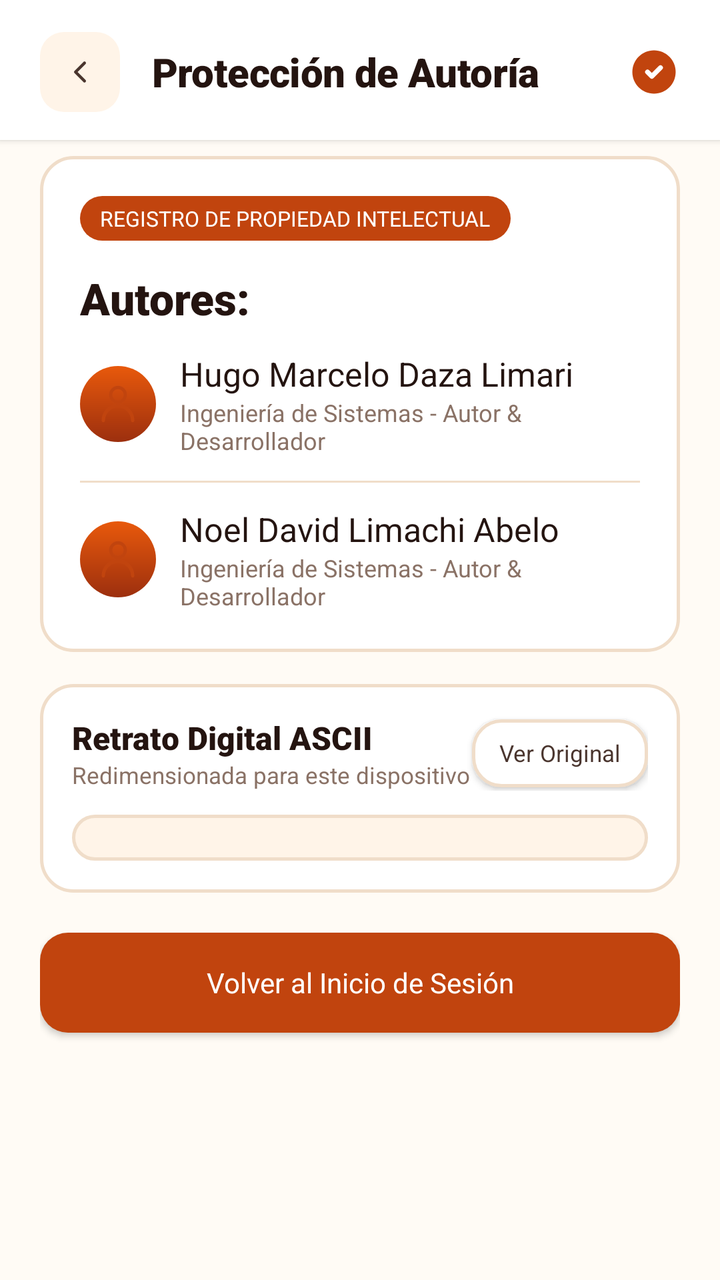
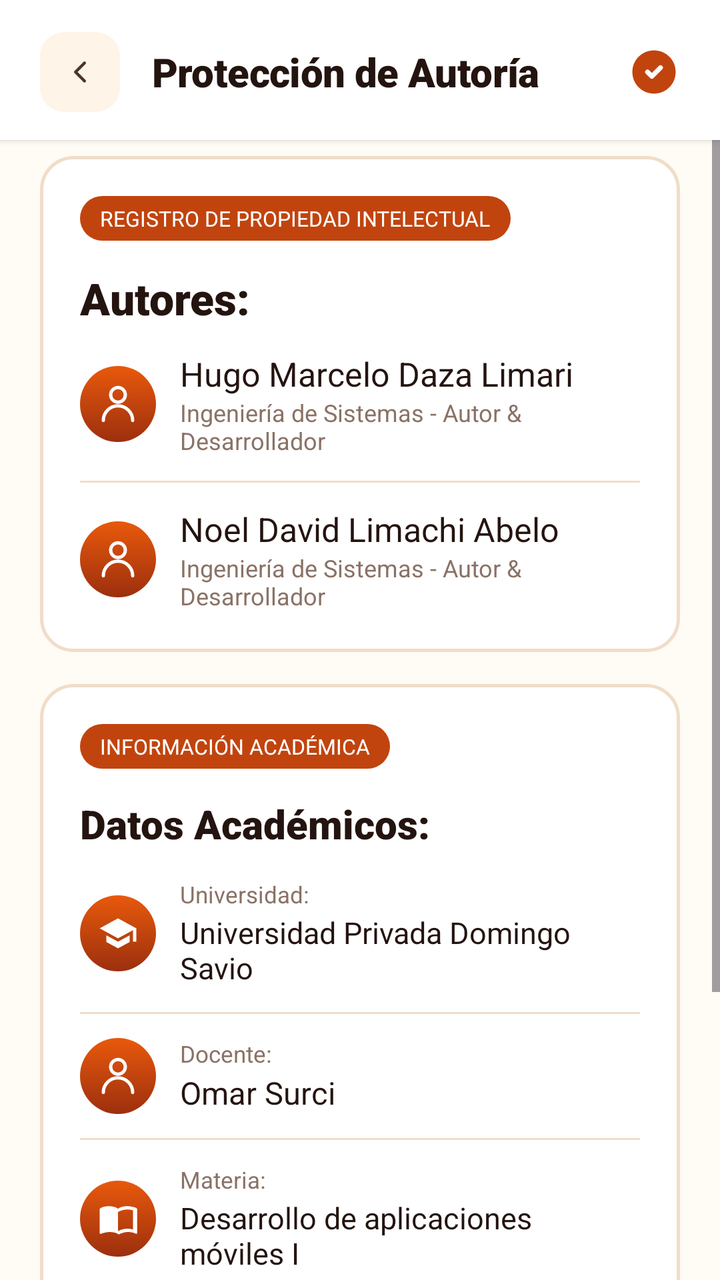

Before-and-after screenshots of an Android layout around one commit, followed by the original layout XML and the change that was made.
<!-- AndroidManifest.xml: application theme Theme.Pollogithub -->
<!-- res/layout/activity_autores.xml -->
<?xml version="1.0" encoding="utf-8"?>
<androidx.constraintlayout.widget.ConstraintLayout xmlns:android="http://schemas.android.com/apk/res/android"
    xmlns:app="http://schemas.android.com/apk/res-auto"
    xmlns:tools="http://schemas.android.com/tools"
    android:layout_width="match_parent"
    android:layout_height="match_parent"
    android:background="@color/paper_50"
    tools:context=".AutoresActivity">

    
    <LinearLayout
        android:id="@+id/layoutTopBar"
        style="@style/Widget.Pollo.Header.Horizontal"
        app:layout_constraintEnd_toEndOf="parent"
        app:layout_constraintStart_toStartOf="parent"
        app:layout_constraintTop_toTopOf="parent">

        <ImageButton
            android:id="@+id/btnBack"
            style="@style/Widget.Pollo.Button.Back.Large" />

        <TextView
            android:textAppearance="@style/TextAppearance.Pollo.Title.Large"
            android:layout_width="0dp"
            android:layout_height="wrap_content"
            android:layout_marginStart="@dimen/spacing_l"
            android:layout_weight="1"
            android:text="Protección de Autoría" />

        <ImageView
            android:layout_width="26dp"
            android:layout_height="26dp"
            android:contentDescription="Verificado"
            android:src="@drawable/ic_check_circle_ember" />
    </LinearLayout>

    <ScrollView
        android:id="@+id/scrollContainer"
        android:layout_width="0dp"
        android:layout_height="0dp"
        android:clipToPadding="false"
        android:fillViewport="true"
        android:paddingBottom="32dp"
        app:layout_constraintBottom_toBottomOf="parent"
        app:layout_constraintEnd_toEndOf="parent"
        app:layout_constraintStart_toStartOf="parent"
        app:layout_constraintTop_toBottomOf="@id/layoutTopBar">

        <LinearLayout
            android:layout_width="match_parent"
            android:layout_height="wrap_content"
            android:orientation="vertical"
            android:paddingHorizontal="20dp">

            
            <LinearLayout
                android:layout_width="match_parent"
                android:layout_height="wrap_content"
                android:layout_marginTop="8dp"
                android:background="@drawable/bg_order_card"
                android:orientation="vertical"
                android:padding="20dp">

                
                <TextView
                    android:layout_width="wrap_content"
                    android:layout_height="wrap_content"
                    android:background="@drawable/bg_chip_selected"
                    android:fontFamily="sans-serif-bold"
                    android:paddingHorizontal="10dp"
                    android:paddingVertical="4dp"
                    android:text="REGISTRO DE PROPIEDAD INTELECTUAL"
                    android:textAllCaps="true"
                    android:textColor="@color/white"
                    android:textSize="10.5sp" />

                
                <TextView
                    android:layout_width="wrap_content"
                    android:layout_height="wrap_content"
                    android:layout_marginTop="14dp"
                    android:fontFamily="sans-serif-black"
                    android:text="Autores:"
                    android:textColor="@color/char_900"
                    android:textSize="22sp" />

                
                <LinearLayout
                    android:layout_width="match_parent"
                    android:layout_height="wrap_content"
                    android:layout_marginTop="12dp"
                    android:gravity="center_vertical"
                    android:orientation="horizontal">

                    <ImageView
                        android:layout_width="38dp"
                        android:layout_height="38dp"
                        android:background="@drawable/bg_avatar_circle"
                        android:contentDescription="Autor"
                        android:padding="8dp"
                        android:src="@drawable/ic_person"
                        app:tint="@color/ember_600" />

                    <LinearLayout
                        android:layout_width="0dp"
                        android:layout_height="wrap_content"
                        android:layout_marginStart="12dp"
                        android:layout_weight="1"
                        android:orientation="vertical">

                        <TextView
                            android:layout_width="wrap_content"
                            android:layout_height="wrap_content"
                            android:fontFamily="sans-serif-bold"
                            android:text="Hugo Marcelo Daza Limari"
                            android:textColor="@color/char_900"
                            android:textSize="16.5sp" />

                        <TextView
                            android:layout_width="wrap_content"
                            android:layout_height="wrap_content"
                            android:fontFamily="sans-serif"
                            android:text="Ingeniería de Sistemas - Autor &amp; Desarrollador"
                            android:textColor="@color/char_400"
                            android:textSize="12sp" />
                    </LinearLayout>
                </LinearLayout>

                <View
                    android:layout_width="match_parent"
                    android:layout_height="1dp"
                    android:layout_marginVertical="12dp"
                    android:background="@color/line_color" />

                
                <LinearLayout
                    android:layout_width="match_parent"
                    android:layout_height="wrap_content"
                    android:gravity="center_vertical"
                    android:orientation="horizontal">

                    <ImageView
                        android:layout_width="38dp"
                        android:layout_height="38dp"
                        android:background="@drawable/bg_avatar_circle"
                        android:contentDescription="Autor"
                        android:padding="8dp"
                        android:src="@drawable/ic_person"
                        app:tint="@color/ember_600" />

                    <LinearLayout
                        android:layout_width="0dp"
                        android:layout_height="wrap_content"
                        android:layout_marginStart="12dp"
                        android:layout_weight="1"
                        android:orientation="vertical">

                        <TextView
                            android:layout_width="wrap_content"
                            android:layout_height="wrap_content"
                            android:fontFamily="sans-serif-bold"
                            android:text="Noel David Limachi Abelo"
                            android:textColor="@color/char_900"
                            android:textSize="16.5sp" />

                        <TextView
                            android:layout_width="wrap_content"
                            android:layout_height="wrap_content"
                            android:fontFamily="sans-serif"
                            android:text="Ingeniería de Sistemas - Autor &amp; Desarrollador"
                            android:textColor="@color/char_400"
                            android:textSize="12sp" />
                    </LinearLayout>
                </LinearLayout>

            </LinearLayout>

            
            <LinearLayout
                android:layout_width="match_parent"
                android:layout_height="wrap_content"
                android:layout_marginTop="16dp"
                android:background="@drawable/bg_order_card"
                android:orientation="vertical"
                android:padding="16dp">

                <LinearLayout
                    android:layout_width="match_parent"
                    android:layout_height="wrap_content"
                    android:gravity="center_vertical"
                    android:orientation="horizontal">

                    <LinearLayout
                        android:layout_width="0dp"
                        android:layout_height="wrap_content"
                        android:layout_weight="1"
                        android:orientation="vertical">

                        <TextView
                            android:layout_width="wrap_content"
                            android:layout_height="wrap_content"
                            android:fontFamily="sans-serif-black"
                            android:text="Retrato Digital ASCII"
                            android:textColor="@color/char_900"
                            android:textSize="16sp" />

                        <TextView
                            android:id="@+id/tvModeSubtitle"
                            android:layout_width="wrap_content"
                            android:layout_height="wrap_content"
                            android:fontFamily="sans-serif"
                            android:text="Redimensionada para este dispositivo"
                            android:textColor="@color/char_400"
                            android:textSize="11.5sp" />
                    </LinearLayout>

                    
                    <androidx.appcompat.widget.AppCompatButton
                        android:id="@+id/btnToggleResolution"
                        android:layout_width="wrap_content"
                        android:layout_height="34dp"
                        android:background="@drawable/bg_btn_outline"
                        android:fontFamily="sans-serif-bold"
                        android:paddingHorizontal="10dp"
                        android:text="Ver Original"
                        android:textAllCaps="false"
                        android:textColor="@color/char_700"
                        android:textSize="11.5sp" />
                </LinearLayout>

                
                <FrameLayout
                    android:id="@+id/containerAscii"
                    android:layout_width="match_parent"
                    android:layout_height="wrap_content"
                    android:layout_marginTop="12dp"
                    android:background="@drawable/bg_cash_input"
                    android:padding="8dp">

                    <HorizontalScrollView
                        android:id="@+id/horizontalScrollAscii"
                        android:layout_width="match_parent"
                        android:layout_height="wrap_content"
                        android:scrollbars="horizontal">

                        <TextView
                            android:id="@+id/tvAsciiArt"
                            android:layout_width="wrap_content"
                            android:layout_height="wrap_content"
                            android:fontFamily="monospace"
                            android:includeFontPadding="false"
                            android:lineSpacingMultiplier="0.84"
                            android:textColor="@color/char_900"
                            android:textSize="6sp"
                            android:typeface="monospace" />
                    </HorizontalScrollView>
                </FrameLayout>
            </LinearLayout>

            
            <androidx.appcompat.widget.AppCompatButton
                android:id="@+id/btnReturn"
                android:layout_width="match_parent"
                android:layout_height="50dp"
                android:layout_marginTop="20dp"
                android:background="@drawable/bg_button_primary"
                android:fontFamily="sans-serif-bold"
                android:text="Volver al Inicio de Sesión"
                android:textAllCaps="false"
                android:textColor="@color/white"
                android:textSize="14sp" />

        </LinearLayout>
    </ScrollView>

</androidx.constraintlayout.widget.ConstraintLayout>
<!-- resources referenced by this layout -->
<resources>
  <color name="char_400">#8A7266</color>
  <color name="char_700">#4A352E</color>
  <color name="char_900">#241410</color>
  <color name="ember_600">#C1440E</color>
  <color name="line_color">#F0DDC9</color>
  <color name="paper_50">#FFFBF5</color>
  <color name="white">#FFFFFFFF</color>
  <dimen name="spacing_l">16dp</dimen>
  <!-- drawable bg_avatar_circle (drawable) -->
  <?xml version="1.0" encoding="utf-8"?>
  <shape xmlns:android="http://schemas.android.com/apk/res/android"
      android:shape="oval">
      <gradient
          android:angle="295"
          android:startColor="@color/ember_500"
          android:endColor="@color/ember_700" />
  </shape>
  <!-- drawable bg_btn_outline (drawable) -->
  <?xml version="1.0" encoding="utf-8"?>
  <ripple xmlns:android="http://schemas.android.com/apk/res/android"
      android:color="#1AE8590C">
      <item>
          <shape android:shape="rectangle">
              <solid android:color="@color/white" />
              <stroke
                  android:width="1.5dp"
                  android:color="@color/line_color" />
              <corners android:radius="14dp" />
          </shape>
      </item>
  </ripple>
  <!-- drawable bg_cash_input (drawable) -->
  <?xml version="1.0" encoding="utf-8"?>
  <shape xmlns:android="http://schemas.android.com/apk/res/android"
      android:shape="rectangle">
      <solid android:color="@color/paper_100" />
      <stroke
          android:width="1.5dp"
          android:color="@color/line_color" />
      <corners android:radius="12dp" />
  </shape>
  <style name="TextAppearance.Pollo.Title.Large" parent="TextAppearance.Pollo.Title">
          <item name="android:fontFamily">sans-serif-black</item>
          <item name="android:textColor">@color/char_900</item>
          <item name="android:textSize">@dimen/text_size_title_large</item>
          <item name="android:letterSpacing">-0.01</item>
      </style>
  <style name="Widget.Pollo.Button.Back.Large" parent="Widget.Pollo.Button.Back">
          <item name="android:layout_width">@dimen/btn_icon_size</item>
          <item name="android:layout_height">@dimen/btn_icon_size</item>
      </style>
  <style name="Theme.Pollogithub" parent="Base.Theme.Pollogithub" />
  <color name="ember_500">#E8590C</color>
  <color name="ember_700">#9C2F0E</color>
  <color name="paper_100">#FFF4E8</color>
  <style name="TextAppearance.Pollo.Title" parent="TextAppearance.Pollo" />
  <dimen name="text_size_title_large">20sp</dimen>
  <dimen name="btn_icon_size">40dp</dimen>
  <style name="Widget.Pollo" parent="" />
  <dimen name="elevation_low">2dp</dimen>
  <dimen name="header_padding_horizontal">20dp</dimen>
  <dimen name="header_padding_top">16dp</dimen>
  <dimen name="header_padding_bottom">14dp</dimen>
  <style name="TextAppearance.Pollo" parent="android:TextAppearance" />
  <dimen name="btn_icon_size_small">36dp</dimen>
  <string name="content_desc_back">Volver</string>
  <color name="ember_100">#FFE4D1</color>
  <!-- unchanged entries left out for length: 10 -->
</resources>

<!-- the commit's change to res/layout/activity_autores.xml (unified diff, before → after) -->
@@ -11,13 +11,17 @@
     <LinearLayout
         android:id="@+id/layoutTopBar"
         style="@style/Widget.Pollo.Header.Horizontal"
+        android:layout_width="match_parent"
+        android:layout_height="wrap_content"
         app:layout_constraintEnd_toEndOf="parent"
         app:layout_constraintStart_toStartOf="parent"
         app:layout_constraintTop_toTopOf="parent">
 
         <ImageButton
             android:id="@+id/btnBack"
-            style="@style/Widget.Pollo.Button.Back.Large" />
+            style="@style/Widget.Pollo.Button.Back.Large"
+            android:layout_width="@dimen/btn_icon_size"
+            android:layout_height="@dimen/btn_icon_size" />
 
         <TextView
             android:textAppearance="@style/TextAppearance.Pollo.Title.Large"
@@ -99,7 +103,7 @@
                         android:contentDescription="Autor"
                         android:padding="8dp"
                         android:src="@drawable/ic_person"
-                        app:tint="@color/ember_600" />
+                        app:tint="@color/white" />
 
                     <LinearLayout
                         android:layout_width="0dp"
@@ -146,7 +150,7 @@
                         android:contentDescription="Autor"
                         android:padding="8dp"
                         android:src="@drawable/ic_person"
-                        app:tint="@color/ember_600" />
+                        app:tint="@color/white" />
 
                     <LinearLayout
                         android:layout_width="0dp"
@@ -182,79 +186,218 @@
                 android:layout_marginTop="16dp"
                 android:background="@drawable/bg_order_card"
                 android:orientation="vertical"
-                android:padding="16dp">
-
-                <LinearLayout
-                    android:layout_width="match_parent"
-                    android:layout_height="wrap_content"
-                    android:gravity="center_vertical"
-                    android:orientation="horizontal">
-
-                    <LinearLayout
-                        android:layout_width="0dp"
-                        android:layout_height="wrap_content"
-                        android:layout_weight="1"
-                        android:orientation="vertical">
-
-                        <TextView
-                            android:layout_width="wrap_content"
-                            android:layout_height="wrap_content"
-                            android:fontFamily="sans-serif-black"
-                            android:text="Retrato Digital ASCII"
-                            android:textColor="@color/char_900"
-                            android:textSize="16sp" />
-
-                        <TextView
-                            android:id="@+id/tvModeSubtitle"
-                            android:layout_width="wrap_content"
-                            android:layout_height="wrap_content"
-                            android:fontFamily="sans-serif"
-                            android:text="Redimensionada para este dispositivo"
+                android:padding="20dp">
+
+                
+                <TextView
+                    android:layout_width="wrap_content"
+                    android:layout_height="wrap_content"
+                    android:background="@drawable/bg_chip_selected"
+                    android:fontFamily="sans-serif-bold"
+                    android:paddingHorizontal="10dp"
+                    android:paddingVertical="4dp"
+                    android:text="INFORMACIÓN ACADÉMICA"
+                    android:textAllCaps="true"
+                    android:textColor="@color/white"
+                    android:textSize="10.5sp" />
+
+                
+                <TextView
+                    android:layout_width="wrap_content"
+                    android:layout_height="wrap_content"
+                    android:layout_marginTop="14dp"
+                    android:fontFamily="sans-serif-black"
+                    android:text="Datos Académicos:"
+                    android:textColor="@color/char_900"
+                    android:textSize="20sp" />
+
+                
+                <LinearLayout
+                    android:layout_width="match_parent"
+                    android:layout_height="wrap_content"
+                    android:layout_marginTop="14dp"
+                    android:gravity="center_vertical"
+                    android:orientation="horizontal">
+
+                    <ImageView
+                        android:layout_width="38dp"
+                        android:layout_height="38dp"
+                        android:background="@drawable/bg_avatar_circle"
+                        android:contentDescription="Universidad"
+                        android:padding="9dp"
+                        android:src="@drawable/ic_school"
+                        app:tint="@color/white" />
+
+                    <LinearLayout
+                        android:layout_width="0dp"
+                        android:layout_height="wrap_content"
+                        android:layout_marginStart="12dp"
+                        android:layout_weight="1"
+                        android:orientation="vertical">
+
+                        <TextView
+                            android:layout_width="wrap_content"
+                            android:layout_height="wrap_content"
+                            android:fontFamily="sans-serif-bold"
+                            android:text="Universidad:"
                             android:textColor="@color/char_400"
                             android:textSize="11.5sp" />
-                    </LinearLayout>
-
-                    
-                    <androidx.appcompat.widget.AppCompatButton
-                        android:id="@+id/btnToggleResolution"
-                        android:layout_width="wrap_content"
-                        android:layout_height="34dp"
-                        android:background="@drawable/bg_btn_outline"
-                        android:fontFamily="sans-serif-bold"
-                        android:paddingHorizontal="10dp"
-                        android:text="Ver Original"
-                        android:textAllCaps="false"
-                        android:textColor="@color/char_700"
-                        android:textSize="11.5sp" />
-                </LinearLayout>
-
-                
-                <FrameLayout
-                    android:id="@+id/containerAscii"
-                    android:layout_width="match_parent"
-                    android:layout_height="wrap_content"
-                    android:layout_marginTop="12dp"
-                    android:background="@drawable/bg_cash_input"
-                    android:padding="8dp">
-
-                    <HorizontalScrollView
-                        android:id="@+id/horizontalScrollAscii"
-                        android:layout_width="match_parent"
-                        android:layout_height="wrap_content"
-                        android:scrollbars="horizontal">
-
-                        <TextView
-                            android:id="@+id/tvAsciiArt"
-                            android:layout_width="wrap_content"
-                            android:layout_height="wrap_content"
-                            android:fontFamily="monospace"
-                            android:includeFontPadding="false"
-                            android:lineSpacingMultiplier="0.84"
-                            android:textColor="@color/char_900"
-                            android:textSize="6sp"
-                            android:typeface="monospace" />
-                    </HorizontalScrollView>
-                </FrameLayout>
+
+                        <TextView
+                            android:layout_width="wrap_content"
+                            android:layout_height="wrap_content"
+                            android:layout_marginTop="1dp"
+                            android:fontFamily="sans-serif-bold"
+                            android:text="Universidad Privada Domingo Savio"
+                            android:textColor="@color/char_900"
+                            android:textSize="15sp" />
+                    </LinearLayout>
+                </LinearLayout>
+
+                <View
+                    android:layout_width="match_parent"
+                    android:layout_height="1dp"
+                    android:layout_marginVertical="12dp"
+                    android:background="@color/line_color" />
+
+                
+                <LinearLayout
+                    android:layout_width="match_parent"
+                    android:layout_height="wrap_content"
+                    android:gravity="center_vertical"
+                    android:orientation="horizontal">
+
+                    <ImageView
+                        android:layout_width="38dp"
+                        android:layout_height="38dp"
+                        android:background="@drawable/bg_avatar_circle"
+                        android:contentDescription="Docente"
+                        android:padding="8dp"
+                        android:src="@drawable/ic_person"
+                        app:tint="@color/white" />
+
+                    <LinearLayout
+                        android:layout_width="0dp"
+                        android:layout_height="wrap_content"
+                        android:layout_marginStart="12dp"
+                        android:layout_weight="1"
+                        android:orientation="vertical">
+
+                        <TextView
+                            android:layout_width="wrap_content"
+                            android:layout_height="wrap_content"
+                            android:fontFamily="sans-serif-bold"
+                            android:text="Docente:"
+                            android:textColor="@color/char_400"
+                            android:textSize="11.5sp" />
+
+                        <TextView
+                            android:layout_width="wrap_content"
+                            android:layout_height="wrap_content"
+                            android:layout_marginTop="1dp"
+                            android:fontFamily="sans-serif-bold"
+                            android:text="Omar Surci"
+                            android:textColor="@color/char_900"
+                            android:textSize="15.5sp" />
+                    </LinearLayout>
+                </LinearLayout>
+
+                <View
+                    android:layout_width="match_parent"
+                    android:layout_height="1dp"
+                    android:layout_marginVertical="12dp"
+                    android:background="@color/line_color" />
+
+                
+                <LinearLayout
+                    android:layout_width="match_parent"
+                    android:layout_height="wrap_content"
+                    android:gravity="center_vertical"
+                    android:orientation="horizontal">
+
+                    <ImageView
+                        android:layout_width="38dp"
+                        android:layout_height="38dp"
+                        android:background="@drawable/bg_avatar_circle"
+                        android:contentDescription="Materia"
+                        android:padding="9dp"
+                        android:src="@drawable/ic_menu_book"
+                        app:tint="@color/white" />
+
+                    <LinearLayout
+                        android:layout_width="0dp"
+                        android:layout_height="wrap_content"
+                        android:layout_marginStart="12dp"
+                        android:layout_weight="1"
+                        android:orientation="vertical">
+
+                        <TextView
+                            android:layout_width="wrap_content"
+                            android:layout_height="wrap_content"
+                            android:fontFamily="sans-serif-bold"
+                            android:text="Materia:"
+                            android:textColor="@color/char_400"
+                            android:textSize="11.5sp" />
+
+                        <TextView
+                            android:layout_width="wrap_content"
+                            android:layout_height="wrap_content"
+                            android:layout_marginTop="1dp"
+                            android:fontFamily="sans-serif-bold"
+                            android:text="Desarrollo de aplicaciones móviles I"
+                            android:textColor="@color/char_900"
+                            android:textSize="15sp" />
+                    </LinearLayout>
+                </LinearLayout>
+
+                <View
+                    android:layout_width="match_parent"
+                    android:layout_height="1dp"
+                    android:layout_marginVertical="12dp"
+                    android:background="@color/line_color" />
+
+                
+                <LinearLayout
+                    android:layout_width="match_parent"
+                    android:layout_height="wrap_content"
+                    android:gravity="center_vertical"
+                    android:orientation="horizontal">
+
+                    <ImageView
+                        android:layout_width="38dp"
+                        android:layout_height="38dp"
+                        android:background="@drawable/bg_avatar_circle"
+                        android:contentDescription="Año"
+                        android:padding="9dp"
+                        android:src="@drawable/ic_calendar"
+                        app:tint="@color/white" />
+
+                    <LinearLayout
+                        android:layout_width="0dp"
+                        android:layout_height="wrap_content"
+                        android:layout_marginStart="12dp"
+                        android:layout_weight="1"
+                        android:orientation="vertical">
+
+                        <TextView
+                            android:layout_width="wrap_content"
+                            android:layout_height="wrap_content"
+                            android:fontFamily="sans-serif-bold"
+                            android:text="Año:"
+                            android:textColor="@color/char_400"
+                            android:textSize="11.5sp" />
+
+                        <TextView
+                            android:layout_width="wrap_content"
+                            android:layout_height="wrap_content"
+                            android:layout_marginTop="1dp"
+                            android:fontFamily="sans-serif-bold"
+                            android:text="2026"
+                            android:textColor="@color/char_900"
+                            android:textSize="15.5sp" />
+                    </LinearLayout>
+                </LinearLayout>
+
             </LinearLayout>
 
             
<!-- resource entries referenced after the edit -->
@@ -17,30 +17,39 @@
           android:startColor="@color/ember_500"
           android:endColor="@color/ember_700" />
   </shape>
-  <!-- drawable bg_btn_outline (drawable) -->
+  <!-- drawable ic_calendar (drawable) -->
   <?xml version="1.0" encoding="utf-8"?>
-  <ripple xmlns:android="http://schemas.android.com/apk/res/android"
-      android:color="#1AE8590C">
-      <item>
-          <shape android:shape="rectangle">
-              <solid android:color="@color/white" />
-              <stroke
-                  android:width="1.5dp"
-                  android:color="@color/line_color" />
-              <corners android:radius="14dp" />
-          </shape>
-      </item>
-  </ripple>
-  <!-- drawable bg_cash_input (drawable) -->
+  <vector xmlns:android="http://schemas.android.com/apk/res/android"
+      android:width="24dp"
+      android:height="24dp"
+      android:viewportWidth="24"
+      android:viewportHeight="24">
+      <path
+          android:fillColor="#FFFFFFFF"
+          android:pathData="M19,4h-1V2h-2v2H8V2H6v2H5c-1.11,0 -1.99,0.9 -1.99,2L3,20c0,1.1 0.89,2 2,2h14c1.1,0 2,-0.9 2,-2V6c0,-1.1 -0.9,-2 -2,-2zm0,16H5V10h14v10zm0,-12H5V6h14v2z" />
+  </vector>
+  <!-- drawable ic_menu_book (drawable) -->
   <?xml version="1.0" encoding="utf-8"?>
-  <shape xmlns:android="http://schemas.android.com/apk/res/android"
-      android:shape="rectangle">
-      <solid android:color="@color/paper_100" />
-      <stroke
-          android:width="1.5dp"
-          android:color="@color/line_color" />
-      <corners android:radius="12dp" />
-  </shape>
+  <vector xmlns:android="http://schemas.android.com/apk/res/android"
+      android:width="24dp"
+      android:height="24dp"
+      android:viewportWidth="24"
+      android:viewportHeight="24">
+      <path
+          android:fillColor="#FFFFFFFF"
+          android:pathData="M21,5c-1.11,-0.35 -2.33,-0.5 -3.5,-0.5 -1.95,0 -4.05,0.4 -5.5,1.5 -1.45,-1.1 -3.55,-1.5 -5.5,-1.5 -1.95,0 -4.05,0.4 -5.5,1.5v14.65c0,0.25 0.25,0.5 0.5,0.5 0.1,0 0.15,-0.05 0.25,-0.05C3.35,20.45 5.25,20 7,20c1.95,0 4.05,0.4 5.5,1.5 1.35,-0.85 3.8,-1.5 5.5,-1.5 1.65,0 3.35,0.3 4.75,1.05 0.1,0.05 0.15,0.05 0.25,0.05 0.25,0 0.5,-0.25 0.5,-0.5V6c-0.6,-0.45 -1.25,-0.75 -2,-1zM21,18.5c-1.1,-0.35 -2.3,-0.5 -3.5,-0.5 -1.7,0 -4.15,0.65 -5.5,1.5V8c1.35,-0.85 3.8,-1.5 5.5,-1.5 1.2,0 2.4,0.15 3.5,0.5v11.5z" />
+  </vector>
+  <!-- drawable ic_school (drawable) -->
+  <?xml version="1.0" encoding="utf-8"?>
+  <vector xmlns:android="http://schemas.android.com/apk/res/android"
+      android:width="24dp"
+      android:height="24dp"
+      android:viewportWidth="24"
+      android:viewportHeight="24">
+      <path
+          android:fillColor="#FFFFFFFF"
+          android:pathData="M5,13.18v4L12,21l7,-3.82v-4L12,17l-7,-3.82zM12,3L1,9l11,6 9,-4.91V17h2V9L12,3z" />
+  </vector>
   <style name="TextAppearance.Pollo.Title.Large" parent="TextAppearance.Pollo.Title">
           <item name="android:fontFamily">sans-serif-black</item>
           <item name="android:textColor">@color/char_900</item>
